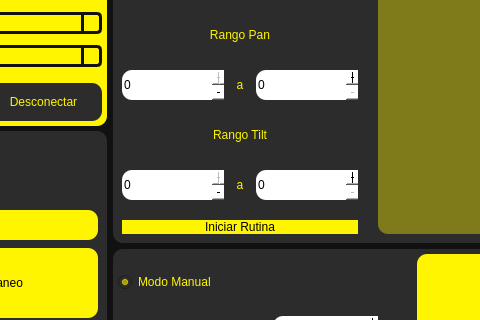
Qt form scripts/HMI.ui (JoseLomeliRdz/automatic-mast-system) before a commit; both pictures show x 161 to 641 and y 142 to 462 of the 801 by 645 pixel window.
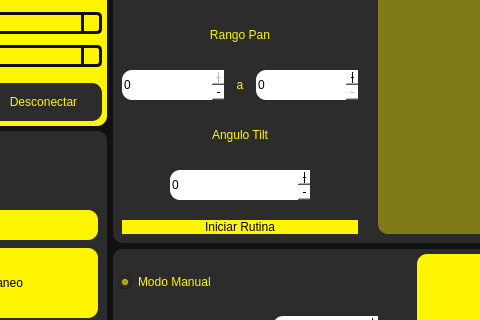
The same form after that commit. Icons and pictures are not drawn. Custom widgets are drawn as their Qt base class.

Diff of the .ui file:
```diff
--- a/scripts/HMI.ui
+++ b/scripts/HMI.ui
@@ -964,7 +964,7 @@
 color: rgb(255, 245, 0);</string>
                            </property>
                            <property name="text">
-                            <string>Rango Tilt</string>
+                            <string>Angulo Tilt</string>
                            </property>
                            <property name="alignment">
                             <set>Qt::AlignCenter</set>
@@ -972,7 +972,7 @@
                           </widget>
                          </item>
                          <item>
-                          <layout class="QHBoxLayout" name="horizontalLayout_10" stretch="3,1,3">
+                          <layout class="QHBoxLayout" name="horizontalLayout_10" stretch="3">
                            <property name="spacing">
                             <number>6</number>
                            </property>
@@ -1012,79 +1012,10 @@
                               <bool>false</bool>
                              </property>
                              <property name="minimum">
-                              <number>-20</number>
+                              <number>-30</number>
                              </property>
                              <property name="maximum">
-                              <number>0</number>
-                             </property>
-                            </widget>
-                           </item>
-                           <item>
-                            <widget class="QLabel" name="label_14">
-                             <property name="minimumSize">
-                              <size>
-                               <width>20</width>
-                               <height>20</height>
-                              </size>
-                             </property>
-                             <property name="maximumSize">
-                              <size>
-                               <width>20</width>
-                               <height>20</height>
-                              </size>
-                             </property>
-                             <property name="styleSheet">
-                              <string notr="true">font: 14pt &quot;ISOCP&quot;;
-color: rgb(255, 245, 0);</string>
-                             </property>
-                             <property name="text">
-                              <string>a</string>
-                             </property>
-                             <property name="alignment">
-                              <set>Qt::AlignCenter</set>
-                             </property>
-                            </widget>
-                           </item>
-                           <item>
-                            <widget class="QSpinBox" name="entry_sup_tilt">
-                             <property name="minimumSize">
-                              <size>
-                               <width>0</width>
-                               <height>30</height>
-                              </size>
-                             </property>
-                             <property name="maximumSize">
-                              <size>
-                               <width>140</width>
-                               <height>16777215</height>
-                              </size>
-                             </property>
-                             <property name="styleSheet">
-                              <string notr="true">background-color: rgb(255, 255, 255);</string>
-                             </property>
-                             <property name="wrapping">
-                              <bool>false</bool>
-                             </property>
-                             <property name="frame">
-                              <bool>false</bool>
-                             </property>
-                             <property name="alignment">
-                              <set>Qt::AlignLeading|Qt::AlignLeft|Qt::AlignVCenter</set>
-                             </property>
-                             <property name="readOnly">
-                              <bool>false</bool>
-                             </property>
-                             <property name="buttonSymbols">
-                              <enum>QAbstractSpinBox::PlusMinus</enum>
-                             </property>
-                             <property name="showGroupSeparator" stdset="0">
-                              <bool>false</bool>
-                             </property>
-                             <property name="minimum">
-                              <number>0</number>
-                             </property>
-                             <property name="maximum">
-                              <number>40</number>
+                              <number>30</number>
                              </property>
                             </widget>
                            </item>
```
Left out of the diff: 14 changed lines with no effect on the pictures.
